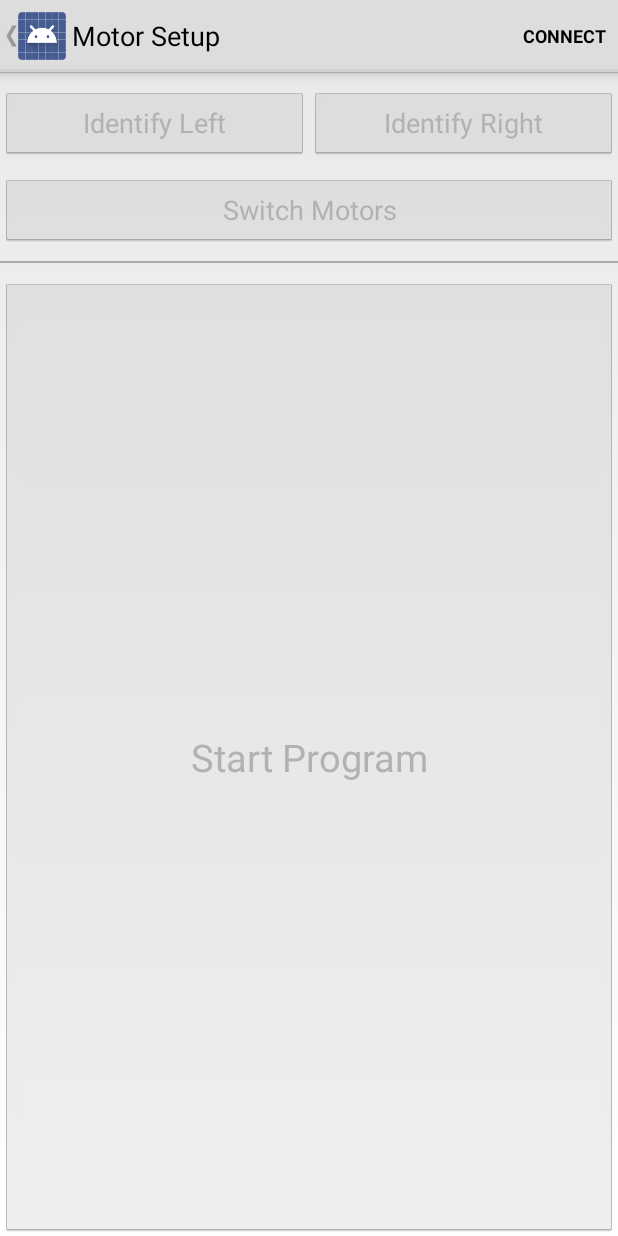
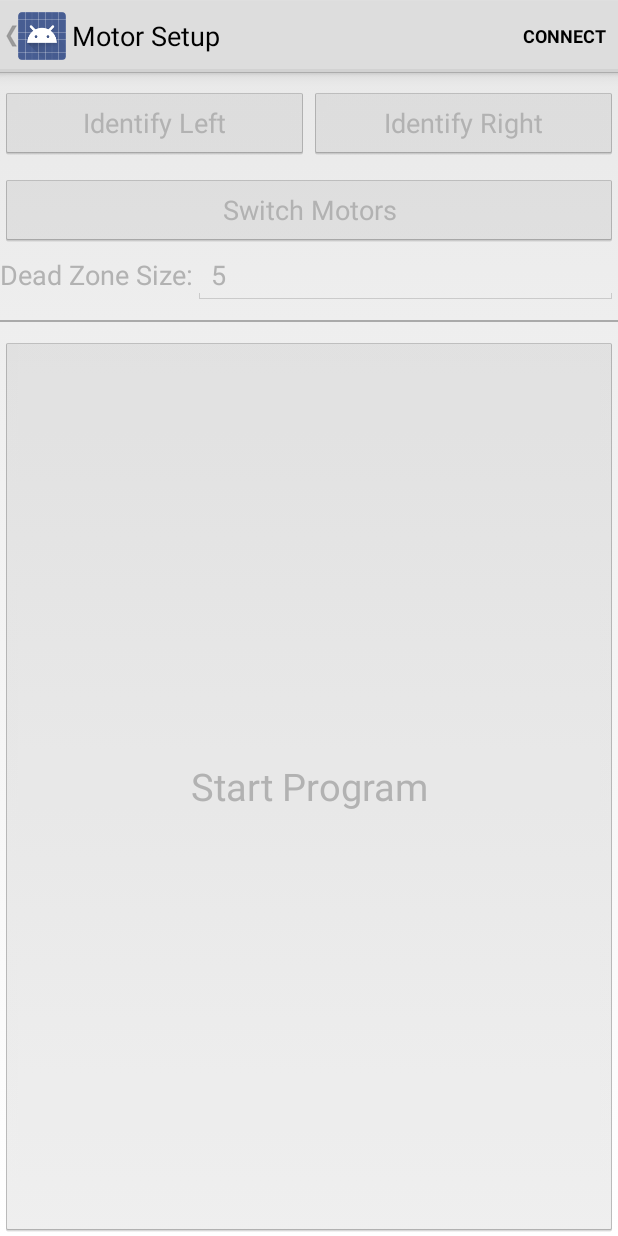
Before and after one commit to icchalmers/Sit-To-Stand, an Android app: the MotorControlActivity screen opened directly, with no data from a screen before it, on a phone screen of 412 x 824 dp. Run offline under Robolectric (Android 15) with nearby library versions, the phone set to English and light mode, and no system bars; 3 statements that could not run were skipped.

Commit message:
Making the deadzone/bandwidth a user controllable parameter

```diff
--- a/App/Android/app/src/main/java/cc/chalmers/sittostand/MotorControlActivity.java
+++ b/App/Android/app/src/main/java/cc/chalmers/sittostand/MotorControlActivity.java
@@ -36,6 +36,7 @@ import android.view.MenuItem;
 import android.view.View;
 import android.view.ViewGroup;
 import android.widget.Button;
+import android.widget.EditText;
 
 import java.util.concurrent.Executors;
 import java.util.concurrent.ScheduledExecutorService;
@@ -54,6 +55,7 @@ public class MotorControlActivity extends Activity {
     public static final String EXTRAS_DEVICE1_ADDRESS = "DEVICE1_ADDRESS";
     public static final String EXTRAS_DEVICE2_NAME = "DEVICE2_NAME";
     public static final String EXTRAS_DEVICE2_ADDRESS = "DEVICE2_ADDRESS";
+    public static final String EXTRAS_DEADZONE = "DEADZONE";
 
     private String mDeviceLeftAddress;
     private String mDeviceRightAddress;
@@ -62,6 +64,7 @@ public class MotorControlActivity extends Activity {
 
     private View mView = null;
     private Button mButtonSwitchMotors = null;
+    private EditText mDeadzoneEdit;
 
     private boolean mConnected = false;
 
@@ -119,6 +122,7 @@ public class MotorControlActivity extends Activity {
         setContentView(R.layout.activity_motor_control);
         mView = findViewById(R.id.motor_control_layout);
         mButtonSwitchMotors = (Button)findViewById(R.id.buttonSwitchMotors);
+        mDeadzoneEdit = (EditText)findViewById(R.id.editText_DeadZone);
         setViewAndChildrenEnabled(mView, false);
 
         final Intent intent = getIntent();
@@ -250,6 +254,8 @@ public class MotorControlActivity extends Activity {
     // Starts a new fullscreen web browser activity.
     public void startCalibration(View v) {
         final Intent intent = new Intent(this, Screen.class);
+        double deadzone = Double.parseDouble(mDeadzoneEdit.getText().toString());
+        intent.putExtra(EXTRAS_DEADZONE, deadzone);
         startActivity(intent);
     }
 
@@ -259,7 +265,7 @@ public class MotorControlActivity extends Activity {
      * Code from http://stackoverflow.com/a/28509431
      *
      * @param view: viewgroup to change enabled state of
-     * @param enabled: new anabled status
+     * @param enabled: new enabled status
      */
     private static void setViewAndChildrenEnabled(View view, boolean enabled) {
         view.setEnabled(enabled);
--- a/App/Android/app/src/main/res/layout/activity_motor_control.xml
+++ b/App/Android/app/src/main/res/layout/activity_motor_control.xml
@@ -37,6 +37,29 @@
         android:onClick="switchMotors" />
 
 
+    <LinearLayout
+        android:orientation="horizontal"
+        android:layout_width="match_parent"
+        android:layout_height="wrap_content"
+        android:layout_gravity="center_horizontal">
+
+        <TextView
+            android:layout_width="wrap_content"
+            android:layout_height="wrap_content"
+            android:textAppearance="?android:attr/textAppearanceMedium"
+            android:text="Dead Zone Size:"
+            android:id="@+id/textView_DeadZoneSize"/>
+
+        <EditText
+            android:layout_width="wrap_content"
+            android:layout_height="wrap_content"
+            android:inputType="number"
+            android:ems="10"
+            android:id="@+id/editText_DeadZone"
+            android:layout_weight="1"
+            android:text="5"/>
+    </LinearLayout>
+
     <View
         android:layout_width="match_parent"
         android:layout_height="1dp"
```
Also changed, not shown: App/Android/app/src/main/java/cc/chalmers/sittostand/Screen.java (+11 -1 lines), 1 other file.
